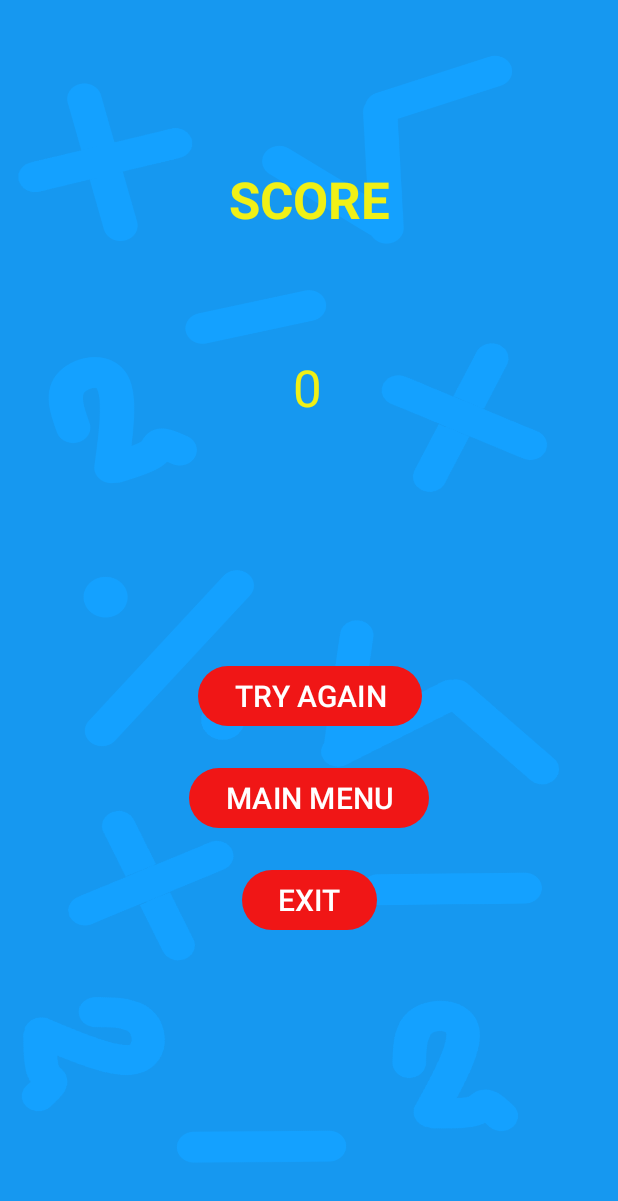
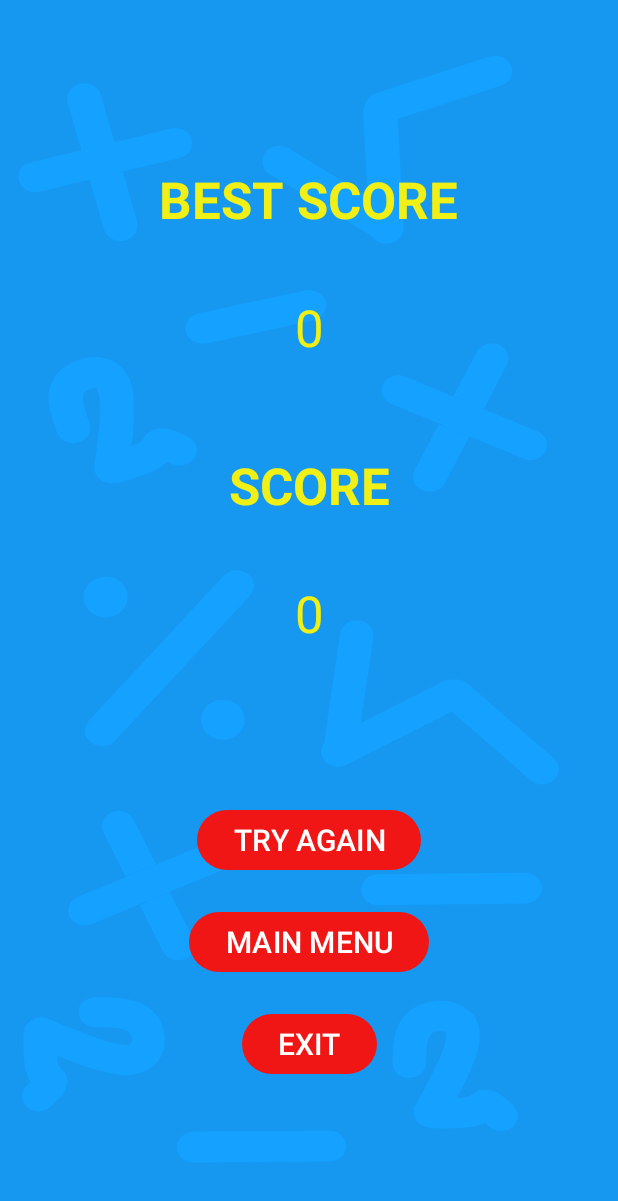
Before and after one commit to JazungaZa/RootsAndSquaresMathematics, an Android app: the ScoreActivity screen opened directly, with no data from a screen before it, on a phone screen of 412 x 824 dp. Shown: the top 1201 px of the screen. Run offline under Robolectric (Android 15) with nearby library versions, the phone set to English and light mode, and no system bars.

Commit message:
Adding best score

```diff
--- /dev/null
+++ b/app/src/main/java/com/habijanic/rootsandsquaresmathematics/BestScoreStore.kt
@@ -0,0 +1,23 @@
+package com.habijanic.rootsandsquaresmathematics
+import android.content.Context
+
+object BestScoreStore {
+    private const val PREFS = "best_score_prefs"
+    private const val KEY = "best_score"
+
+    fun get(context: Context): Int =
+        context.getSharedPreferences(PREFS, Context.MODE_PRIVATE)
+            .getInt(KEY, 0)
+
+    fun updateIfHigher(context: Context, score: Int): Int {
+        val prefs = context.getSharedPreferences(PREFS, Context.MODE_PRIVATE)
+        val current = prefs.getInt(KEY, 0)
+        val best = maxOf(current, score)
+        if (best != current) prefs.edit().putInt(KEY, best).apply()
+        return best
+    }
+    fun reset(context: Context) {
+        context.getSharedPreferences(PREFS, Context.MODE_PRIVATE)
+            .edit().remove(KEY).apply()
+    }
+}
--- a/app/src/main/java/com/habijanic/rootsandsquaresmathematics/ScoreActivity.kt
+++ b/app/src/main/java/com/habijanic/rootsandsquaresmathematics/ScoreActivity.kt
@@ -9,14 +9,13 @@ import androidx.activity.enableEdgeToEdge
 import androidx.appcompat.app.AppCompatActivity
 import androidx.core.view.ViewCompat
 import androidx.core.view.WindowInsetsCompat
-import kotlinx.coroutines.CoroutineScope
-import kotlinx.coroutines.Dispatchers
 
 class ScoreActivity : AppCompatActivity() {
 
     var score = 0
     var number = 0
     lateinit var finalScoreText : TextView
+    lateinit var bestScoreText : TextView
     lateinit var tryAgainButton : Button
     lateinit var mainMenuButton : Button
     lateinit var exitButton : Button
@@ -37,6 +36,7 @@ class ScoreActivity : AppCompatActivity() {
         window.navigationBarColor = resources.getColor(android.R.color.transparent)
 
         finalScoreText = findViewById(R.id.textViewFinalScore)
+        bestScoreText = findViewById(R.id.BestScore)
         tryAgainButton = findViewById(R.id.buttonTryAgain)
         mainMenuButton = findViewById(R.id.buttonMainMenu)
         exitButton = findViewById(R.id.buttonExit)
@@ -44,6 +44,7 @@ class ScoreActivity : AppCompatActivity() {
         score = intent.getIntExtra("score",0)
         number = intent.getIntExtra("number",0)
         finalScoreText.text = score.toString()
+        bestScoreText.text = BestScoreStore.updateIfHigher(this, score).toString()
 
 
         tryAgainButton.setOnClickListener {
--- a/app/src/main/res/layout-land/activity_score.xml
+++ b/app/src/main/res/layout-land/activity_score.xml
@@ -9,60 +9,81 @@
     tools:context=".ScoreActivity">
 
     <TextView
+        android:id="@+id/textView4"
+        android:layout_width="wrap_content"
+        android:layout_height="wrap_content"
+        android:layout_marginStart="40dp"
+        android:layout_marginTop="40dp"
+        android:text="@string/best_score_big"
+        android:textColor="@color/yellow"
+        android:textSize="34sp"
+        android:textStyle="bold"
+        app:layout_constraintStart_toStartOf="parent"
+        app:layout_constraintTop_toTopOf="parent" />
+
+    <TextView
+        android:id="@+id/BestScore"
+        android:layout_width="wrap_content"
+        android:layout_height="wrap_content"
+        android:layout_marginTop="10dp"
+        android:text="0"
+        android:textColor="@color/yellow"
+        android:textSize="34sp"
+        app:layout_constraintStart_toStartOf="@id/textView4"
+        app:layout_constraintTop_toBottomOf="@id/textView4" />
+
+    <TextView
         android:id="@+id/textView2"
         android:layout_width="wrap_content"
         android:layout_height="wrap_content"
-        android:layout_marginStart="120dp"
-        android:layout_marginBottom="40dp"
+        android:layout_marginTop="30dp"
         android:text="@string/score_big"
         android:textColor="@color/yellow"
         android:textSize="34sp"
         android:textStyle="bold"
-        app:layout_constraintBottom_toTopOf="@+id/buttonMainMenu"
-        app:layout_constraintStart_toStartOf="parent" />
+        app:layout_constraintStart_toStartOf="@id/textView4"
+        app:layout_constraintTop_toBottomOf="@id/BestScore" />
 
     <TextView
         android:id="@+id/textViewFinalScore"
         android:layout_width="wrap_content"
         android:layout_height="wrap_content"
-        android:layout_marginTop="60dp"
+        android:layout_marginTop="10dp"
         android:text="0"
         android:textColor="@color/yellow"
         android:textSize="34sp"
-        app:layout_constraintEnd_toEndOf="@+id/textView2"
-        app:layout_constraintStart_toStartOf="@+id/textView2"
-        app:layout_constraintTop_toBottomOf="@+id/textView2" />
+        app:layout_constraintStart_toStartOf="@id/textView4"
+        app:layout_constraintTop_toBottomOf="@id/textView2" />
 
     <Button
         android:id="@+id/buttonTryAgain"
         android:layout_width="wrap_content"
         android:layout_height="wrap_content"
-        android:layout_marginEnd="120dp"
-        android:layout_marginBottom="40dp"
+        android:layout_marginEnd="40dp"
         android:text="@string/try_again"
         android:textSize="20sp"
-        app:layout_constraintBottom_toTopOf="@+id/buttonMainMenu"
-        app:layout_constraintEnd_toEndOf="parent" />
+        app:layout_constraintEnd_toEndOf="parent"
+        app:layout_constraintTop_toTopOf="@id/textView4" />
 
     <Button
         android:id="@+id/buttonMainMenu"
         android:layout_width="wrap_content"
         android:layout_height="wrap_content"
-        android:layout_marginEnd="120dp"
+        android:layout_marginTop="30dp"
         android:text="@string/main_menu"
         android:textSize="20sp"
-        app:layout_constraintBottom_toBottomOf="parent"
-        app:layout_constraintEnd_toEndOf="parent"
-        app:layout_constraintTop_toTopOf="parent" />
+        app:layout_constraintEnd_toEndOf="@id/buttonTryAgain"
+        app:layout_constraintStart_toStartOf="@id/buttonTryAgain"
+        app:layout_constraintTop_toBottomOf="@id/buttonTryAgain" />
 
     <Button
         android:id="@+id/buttonExit"
         android:layout_width="wrap_content"
         android:layout_height="wrap_content"
-        android:layout_marginTop="40dp"
-        android:layout_marginEnd="120dp"
+        android:layout_marginTop="30dp"
         android:text="@string/exit"
         android:textSize="20sp"
-        app:layout_constraintEnd_toEndOf="parent"
-        app:layout_constraintTop_toBottomOf="@+id/buttonMainMenu" />
+        app:layout_constraintEnd_toEndOf="@id/buttonMainMenu"
+        app:layout_constraintStart_toStartOf="@id/buttonMainMenu"
+        app:layout_constraintTop_toBottomOf="@id/buttonMainMenu" />
 </androidx.constraintlayout.widget.ConstraintLayout>
--- a/app/src/main/res/layout/activity_score.xml
+++ b/app/src/main/res/layout/activity_score.xml
@@ -12,25 +12,24 @@
         android:id="@+id/textView2"
         android:layout_width="wrap_content"
         android:layout_height="wrap_content"
-        android:layout_marginTop="110dp"
+        android:layout_marginTop="60dp"
         android:text="@string/score_big"
         android:textColor="@color/yellow"
         android:textSize="34sp"
         android:textStyle="bold"
         app:layout_constraintEnd_toEndOf="parent"
         app:layout_constraintStart_toStartOf="parent"
-        app:layout_constraintTop_toTopOf="parent" />
+        app:layout_constraintTop_toBottomOf="@+id/BestScore" />
 
     <TextView
         android:id="@+id/textViewFinalScore"
         android:layout_width="wrap_content"
         android:layout_height="wrap_content"
-        android:layout_marginTop="80dp"
+        android:layout_marginTop="40dp"
         android:text="0"
         android:textColor="@color/yellow"
         android:textSize="34sp"
         app:layout_constraintEnd_toEndOf="parent"
-        app:layout_constraintHorizontal_bias="0.498"
         app:layout_constraintStart_toStartOf="parent"
         app:layout_constraintTop_toBottomOf="@+id/textView2" />
 
@@ -41,10 +40,11 @@
         android:layout_marginBottom="20dp"
         android:text="@string/try_again"
         android:textSize="20sp"
+        app:layout_constraintTop_toBottomOf="@+id/textViewFinalScore"
         app:layout_constraintBottom_toTopOf="@+id/buttonMainMenu"
+        app:layout_constraintStart_toStartOf="parent"
         app:layout_constraintEnd_toEndOf="parent"
-        app:layout_constraintHorizontal_bias="0.503"
-        app:layout_constraintStart_toStartOf="parent" />
+        app:layout_constraintVertical_chainStyle="packed" />
 
     <Button
         android:id="@+id/buttonMainMenu"
@@ -53,18 +53,45 @@
         android:layout_marginBottom="20dp"
         android:text="@string/main_menu"
         android:textSize="20sp"
+        app:layout_constraintTop_toBottomOf="@+id/buttonTryAgain"
         app:layout_constraintBottom_toTopOf="@+id/buttonExit"
-        app:layout_constraintEnd_toEndOf="parent"
-        app:layout_constraintStart_toStartOf="parent" />
+        app:layout_constraintStart_toStartOf="parent"
+        app:layout_constraintEnd_toEndOf="parent" />
 
     <Button
         android:id="@+id/buttonExit"
         android:layout_width="wrap_content"
         android:layout_height="wrap_content"
-        android:layout_marginBottom="200dp"
         android:text="@string/exit"
         android:textSize="20sp"
+        app:layout_constraintTop_toBottomOf="@+id/buttonMainMenu"
         app:layout_constraintBottom_toBottomOf="parent"
+        app:layout_constraintStart_toStartOf="parent"
+        app:layout_constraintEnd_toEndOf="parent" />
+
+    <TextView
+        android:id="@+id/textView4"
+        android:layout_width="wrap_content"
+        android:layout_height="wrap_content"
+        android:layout_marginTop="110dp"
+        android:text="@string/best_score_big"
+        android:textColor="@color/yellow"
+        android:textSize="34sp"
+        android:textStyle="bold"
         app:layout_constraintEnd_toEndOf="parent"
-        app:layout_constraintStart_toStartOf="parent" />
+        app:layout_constraintHorizontal_bias="0.498"
+        app:layout_constraintStart_toStartOf="parent"
+        app:layout_constraintTop_toTopOf="parent" />
+
+    <TextView
+        android:id="@+id/BestScore"
+        android:layout_width="wrap_content"
+        android:layout_height="wrap_content"
+        android:layout_marginTop="40dp"
+        android:text="0"
+        android:textColor="@color/yellow"
+        android:textSize="34sp"
+        app:layout_constraintEnd_toEndOf="parent"
+        app:layout_constraintStart_toStartOf="parent"
+        app:layout_constraintTop_toBottomOf="@+id/textView4" />
 </androidx.constraintlayout.widget.ConstraintLayout>
--- a/app/src/main/res/values/strings.xml
+++ b/app/src/main/res/values/strings.xml
@@ -14,6 +14,7 @@
     <string name="write_an_answer">Please write an answer</string>
     <string name="game_over">Game Over</string>
     <string name="score_big">SCORE</string>
+    <string name="best_score_big">BEST SCORE</string>
     <string name="enter_a_number">Please enter a number</string>
     <string name="number_to_small">Please enter a bigger number</string>
     <string name="try_again">TRY AGAIN</string>
```
Also changed, not shown: 1 other file.
